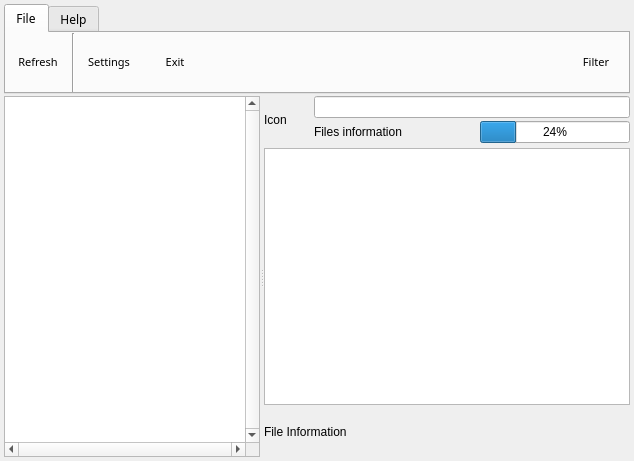
This is SubProjects/ffDiaporamaMMFiler/mainwindow.ui in boenki/ffdiaporama as Qt 5 draws it before an edit. The edited form follows.
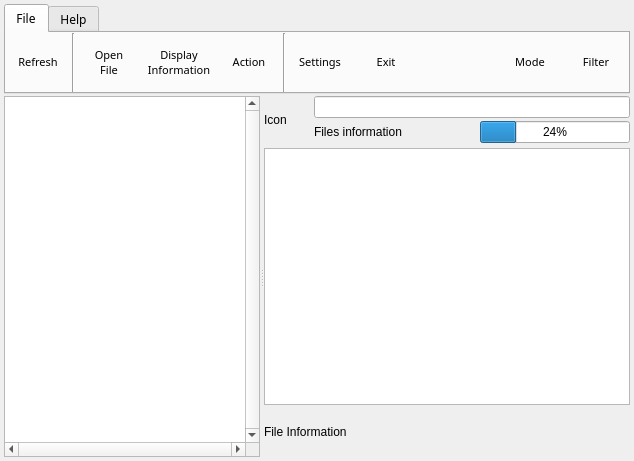
This is the edited form. Icons and pictures are not drawn. Custom widgets are drawn as their Qt base class.

Patch:
```diff
--- a/SubProjects/ffDiaporamaMMFiler/mainwindow.ui
+++ b/SubProjects/ffDiaporamaMMFiler/mainwindow.ui
@@ -121,6 +121,99 @@
           </property>
          </widget>
         </item>
+        <item>
+         <widget class="Line" name="line_3">
+          <property name="orientation">
+           <enum>Qt::Vertical</enum>
+          </property>
+         </widget>
+        </item>
+        <item>
+         <widget class="QToolButton" name="PlayBt">
+          <property name="minimumSize">
+           <size>
+            <width>64</width>
+            <height>58</height>
+           </size>
+          </property>
+          <property name="toolTip">
+           <string>Open file with default application defined on computer</string>
+          </property>
+          <property name="text">
+           <string>Open
+File</string>
+          </property>
+          <property name="icon">
+           <iconset>
+            <normaloff>MMFiler_img/Actin_Open.png</normaloff>MMFiler_img/Actin_Open.png</iconset>
+          </property>
+          <property name="iconSize">
+           <size>
+            <width>24</width>
+            <height>24</height>
+           </size>
+          </property>
+          <property name="toolButtonStyle">
+           <enum>Qt::ToolButtonTextUnderIcon</enum>
+          </property>
+         </widget>
+        </item>
+        <item>
+         <widget class="QToolButton" name="InfoBt">
+          <property name="minimumSize">
+           <size>
+            <width>64</width>
+            <height>58</height>
+           </size>
+          </property>
+          <property name="toolTip">
+           <string>Display detailled information on file</string>
+          </property>
+          <property name="text">
+           <string>Display
+Information</string>
+          </property>
+          <property name="icon">
+           <iconset>
+            <normaloff>MMFiler_img/Action_Info.png</normaloff>MMFiler_img/Action_Info.png</iconset>
+          </property>
+          <property name="iconSize">
+           <size>
+            <width>24</width>
+            <height>24</height>
+           </size>
+          </property>
+          <property name="toolButtonStyle">
+           <enum>Qt::ToolButtonTextUnderIcon</enum>
+          </property>
+         </widget>
+        </item>
+        <item>
+         <widget class="QToolButton" name="WizardBt">
+          <property name="minimumSize">
+           <size>
+            <width>64</width>
+            <height>58</height>
+           </size>
+          </property>
+          <property name="text">
+           <string>Action</string>
+          </property>
+          <property name="icon">
+           <iconset>
+            <normaloff>MMFiler_img/Action_Wizard.png</normaloff>MMFiler_img/Action_Wizard.png</iconset>
+          </property>
+          <property name="iconSize">
+           <size>
+            <width>24</width>
+            <height>24</height>
+           </size>
+          </property>
+          <property name="toolButtonStyle">
+           <enum>Qt::ToolButtonTextUnderIcon</enum>
+          </property>
+         </widget>
+        </item>
         <item>
          <widget class="Line" name="line_2">
           <property name="orientation">
@@ -215,11 +308,49 @@
         </item>
         <item>
          <widget class="QLabel" name="label">
+          <property name="sizePolicy">
+           <sizepolicy hsizetype="Expanding" vsizetype="Preferred">
+            <horstretch>0</horstretch>
+            <verstretch>0</verstretch>
+           </sizepolicy>
+          </property>
           <property name="text">
            <string notr="true"/>
           </property>
          </widget>
         </item>
+        <item>
+         <widget class="QToolButton" name="Action_Mode_BT">
+          <property name="minimumSize">
+           <size>
+            <width>64</width>
+            <height>58</height>
+           </size>
+          </property>
+          <property name="font">
+           <font>
+            <family>Sans Serif</family>
+            <pointsize>8</pointsize>
+           </font>
+          </property>
+          <property name="text">
+           <string>Mode</string>
+          </property>
+          <property name="icon">
+           <iconset>
+            <normaloff>MMFiler_img/DISPLAY_DATA_S.png</normaloff>MMFiler_img/DISPLAY_DATA_S.png</iconset>
+          </property>
+          <property name="iconSize">
+           <size>
+            <width>24</width>
+            <height>24</height>
+           </size>
+          </property>
+          <property name="toolButtonStyle">
+           <enum>Qt::ToolButtonTextUnderIcon</enum>
+          </property>
+         </widget>
+        </item>
         <item>
          <widget class="QToolButton" name="Action_Filter_BT">
           <property name="minimumSize">
```
